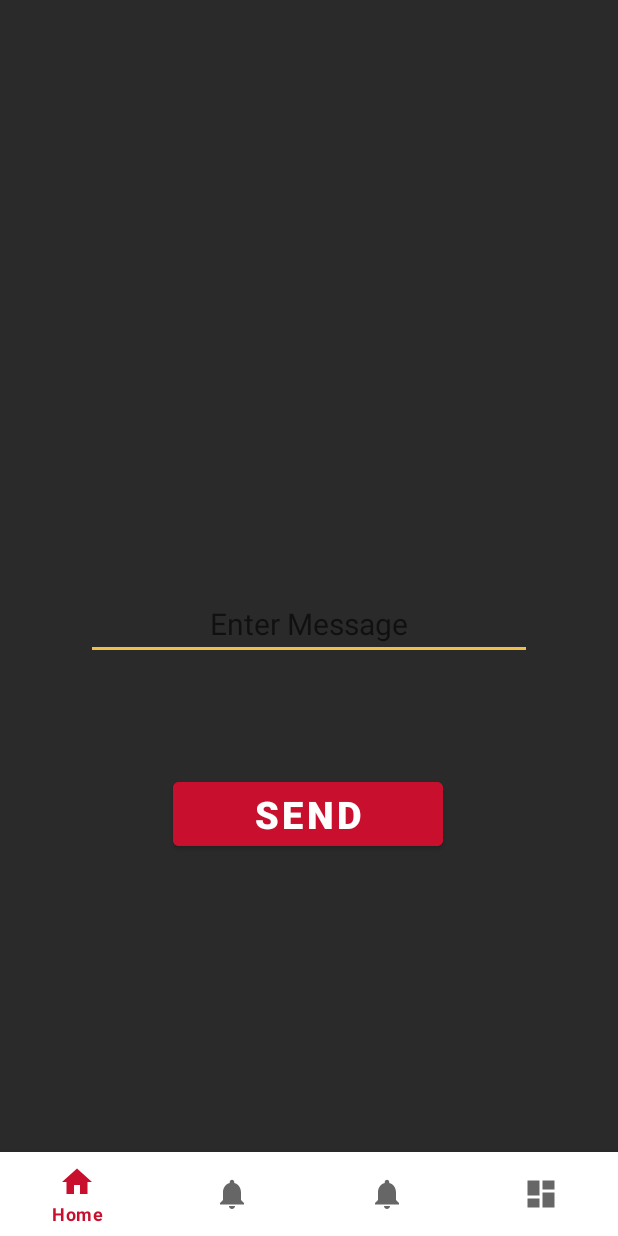
After one commit to bigboimo/CyFinance, an Android app: the layout activity_admin.xml on its own in the app's theme, with its tools: preview values and no code run, on a phone screen of 412 x 824 dp. The commit adds this screen. Run offline under Robolectric (Android 15) with nearby library versions, the phone set to English and light mode, and no system bars; network calls fail.

Commit message:
Fixed admin page issues. Added Earnings and Expenses pages. Cleaned up code and naming.

```diff
--- a/Frontend/CyFinance/app/src/main/java/com/example/cyfinance/LoginActivity.java
+++ b/Frontend/CyFinance/app/src/main/java/com/example/cyfinance/LoginActivity.java
@@ -13,7 +13,6 @@ import com.android.volley.AuthFailureError;
 import com.android.volley.Request;
 import com.android.volley.Response;
 import com.android.volley.VolleyError;
-import com.android.volley.toolbox.JsonObjectRequest;
 
 import org.json.JSONArray;
 import org.json.JSONException;
@@ -115,7 +114,7 @@ LoginActivity extends AppCompatActivity {
                                 session.createLoginSession(userId);
 
                                 // Go to the main activity
-                                Intent intent = new Intent(LoginActivity.this, MainActivity.class);
+                                Intent intent = new Intent(LoginActivity.this, HomeActivity.class);
                                 startActivity(intent);
                             }
                         } catch (JSONException e) {
--- a/Frontend/CyFinance/app/src/main/java/com/example/cyfinance/SignupActivity.java
+++ b/Frontend/CyFinance/app/src/main/java/com/example/cyfinance/SignupActivity.java
@@ -111,7 +111,7 @@ public class SignupActivity extends AppCompatActivity {
                         session.createLoginSession(userId);
 
                         // Go to the main activity
-                        Intent intent = new Intent(SignupActivity.this, MainActivity.class);
+                        Intent intent = new Intent(SignupActivity.this, HomeActivity.class);
                         startActivity(intent);  // go to MainActivity with the key-value data
                     }
                 } catch (JSONException e) {
--- /dev/null
+++ b/Frontend/CyFinance/app/src/main/res/layout/activity_admin.xml
@@ -0,0 +1,67 @@
+<?xml version="1.0" encoding="utf-8"?>
+<androidx.constraintlayout.widget.ConstraintLayout xmlns:android="http://schemas.android.com/apk/res/android"
+    xmlns:app="http://schemas.android.com/apk/res-auto"
+    xmlns:tools="http://schemas.android.com/tools"
+    android:layout_width="match_parent"
+    android:layout_height="match_parent"
+    tools:context=".ui.Admin.AdminActivity"
+    android:background="#2A2A2A">
+
+    <Button
+        android:id="@+id/alert_button"
+        android:layout_width="180dp"
+        android:layout_height="wrap_content"
+        android:backgroundTint="#C8102E"
+        android:text="Send"
+        android:textColor="#FFFFFF"
+        android:textSize="25sp"
+        android:textStyle="bold"
+        app:layout_constraintBottom_toBottomOf="parent"
+        app:layout_constraintEnd_toEndOf="parent"
+        app:layout_constraintHorizontal_bias="0.497"
+        app:layout_constraintStart_toStartOf="parent"
+        app:layout_constraintTop_toTopOf="parent"
+        app:layout_constraintVertical_bias="0.67" />
+
+    <EditText
+        android:id="@+id/text_notifications"
+        android:inputType="text"
+        android:layout_width="297dp"
+        android:layout_height="wrap_content"
+        android:layout_marginStart="8dp"
+        android:layout_marginTop="8dp"
+        android:layout_marginEnd="8dp"
+        android:textAlignment="center"
+        android:textSize="20sp"
+        android:hint="Enter Message"
+        app:layout_constraintBottom_toBottomOf="parent"
+        app:layout_constraintEnd_toEndOf="parent"
+        app:layout_constraintStart_toStartOf="parent"
+        app:layout_constraintTop_toTopOf="parent" />
+
+    <TextView
+        android:id="@+id/text_alert"
+        android:layout_width="match_parent"
+        android:layout_height="wrap_content"
+        android:textAlignment="center"
+        android:textSize="20sp"
+        app:layout_constraintBottom_toBottomOf="parent"
+        app:layout_constraintEnd_toEndOf="parent"
+        app:layout_constraintHorizontal_bias="1.0"
+        app:layout_constraintStart_toStartOf="parent"
+        app:layout_constraintTop_toTopOf="parent"
+        app:layout_constraintVertical_bias="0.151" />
+
+    <com.google.android.material.bottomnavigation.BottomNavigationView
+        android:id="@+id/nav_view"
+        android:layout_width="0dp"
+        android:layout_height="wrap_content"
+        android:layout_marginStart="0dp"
+        android:layout_marginEnd="0dp"
+        android:background="?android:attr/windowBackground"
+        app:layout_constraintBottom_toBottomOf="parent"
+        app:layout_constraintLeft_toLeftOf="parent"
+        app:layout_constraintRight_toRightOf="parent"
+        app:menu="@menu/bottom_nav_menu" />
+
+</androidx.constraintlayout.widget.ConstraintLayout>
--- a/Frontend/CyFinance/app/src/main/res/layout/activity_login.xml
+++ b/Frontend/CyFinance/app/src/main/res/layout/activity_login.xml
@@ -9,7 +9,7 @@
     android:background="#2A2A2A"
     android:layout_gravity="center"
     android:orientation="vertical"
-    tools:context=".MainActivity">
+    tools:context=".HomeActivity">
 
 
     <!-- You can adjust the style here -->
--- a/Frontend/CyFinance/app/src/main/res/layout/activity_signup.xml
+++ b/Frontend/CyFinance/app/src/main/res/layout/activity_signup.xml
@@ -2,7 +2,7 @@
 <androidx.appcompat.widget.LinearLayoutCompat
     xmlns:tools="http://schemas.android.com/tools"
     xmlns:android="http://schemas.android.com/apk/res/android"
-    tools:context=".MainActivity"
+    tools:context=".HomeActivity"
     android:layout_height="match_parent"
     android:layout_width="match_parent"
     android:orientation="vertical"
--- a/Frontend/CyFinance/app/src/main/res/layout/earnings_activity.xml
+++ b/Frontend/CyFinance/app/src/main/res/layout/earnings_activity.xml
@@ -2,7 +2,7 @@
 <androidx.appcompat.widget.LinearLayoutCompat
     xmlns:tools="http://schemas.android.com/tools"
     xmlns:android="http://schemas.android.com/apk/res/android"
-    tools:context=".MainActivity"
+    tools:context=".HomeActivity"
     android:layout_height="match_parent"
     android:layout_width="match_parent"
     android:orientation="vertical"
--- a/Frontend/CyFinance/app/src/main/res/layout/expenses_activity.xml
+++ b/Frontend/CyFinance/app/src/main/res/layout/expenses_activity.xml
@@ -2,7 +2,7 @@
 <androidx.appcompat.widget.LinearLayoutCompat
     xmlns:tools="http://schemas.android.com/tools"
     xmlns:android="http://schemas.android.com/apk/res/android"
-    tools:context=".MainActivity"
+    tools:context=".HomeActivity"
     android:layout_height="match_parent"
     android:layout_width="match_parent"
     android:orientation="vertical"
--- a/Frontend/CyFinance/app/src/main/res/menu/bottom_nav_menu.xml
+++ b/Frontend/CyFinance/app/src/main/res/menu/bottom_nav_menu.xml
@@ -1,5 +1,6 @@
 <?xml version="1.0" encoding="utf-8"?>
-<menu xmlns:android="http://schemas.android.com/apk/res/android">
+<menu xmlns:android="http://schemas.android.com/apk/res/android"
+    android:background="#2A2A2A">
 
     <item
         android:id="@+id/navigation_home"
@@ -7,9 +8,14 @@
         android:title="@string/title_home" />
 
     <item
-        android:id="@+id/navigation_dashboard"
-        android:icon="@drawable/ic_dashboard_black_24dp"
-        android:title="Accounts" />
+        android:id="@+id/navigation_earnings"
+        android:icon="@drawable/ic_notifications_black_24dp"
+        android:title="Earnings" />
+
+    <item
+        android:id="@+id/navigation_expenses"
+        android:icon="@drawable/ic_notifications_black_24dp"
+        android:title="Expenses" />
 
     <item
         android:id="@+id/navigation_admin"
```
Also changed, not shown: Frontend/CyFinance/app/src/main/AndroidManifest.xml (+6 -4 lines), Frontend/CyFinance/app/src/main/java/com/example/cyfinance/HomeActivity.java (renamed from Frontend/CyFinance/app/src/main/java/com/example/cyfinance/MainActivity.java, +12 -17 lines), Frontend/CyFinance/app/src/main/java/com/example/cyfinance/ui/Admin/AdminActivity.java (renamed from Frontend/CyFinance/app/src/main/java/com/example/cyfinance/ui/Admin/AdminFragment.java, +29 -29 lines), Frontend/CyFinance/app/src/main/java/com/example/cyfinance/ui/Earnings/EarningsDActivity.java (renamed from Frontend/CyFinance/app/src/main/java/com/example/cyfinance/ui/home/HomeFragment.java, +14 -39 lines), Frontend/CyFinance/app/src/main/java/com/example/cyfinance/ui/Expenses/ExpensesDActivity.java (added, +51 -0 lines), Frontend/CyFinance/app/src/main/java/com/example/cyfinance/ui/dashboard/DashboardFragment.java (deleted, +0 -28 lines), Frontend/CyFinance/app/src/main/res/layout/activity_earningsd.xml (renamed from Frontend/CyFinance/app/src/main/res/layout/fragment_home.xml, +3 -14 lines), Frontend/CyFinance/app/src/main/res/layout/activity_expensesd.xml (renamed from Frontend/CyFinance/app/src/main/res/layout/fragment_dashboard.xml, +2 -14 lines), Frontend/CyFinance/app/src/main/res/layout/activity_home.xml (renamed from Frontend/CyFinance/app/src/main/res/layout/fragment_admin.xml, +16 -34 lines).
